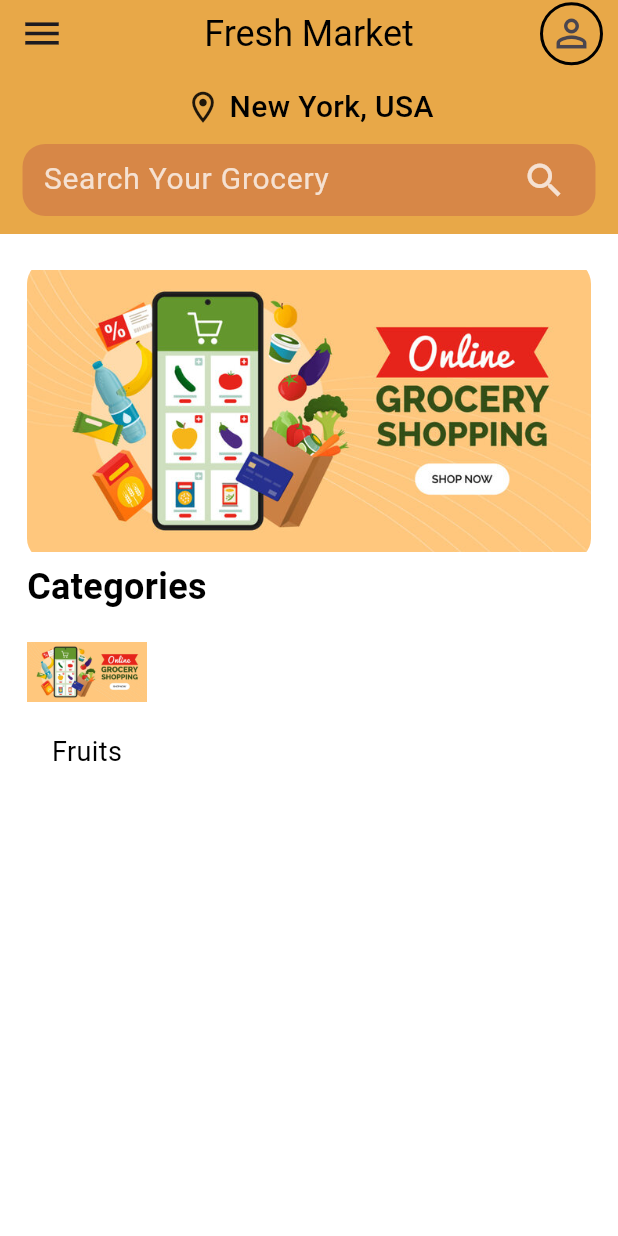
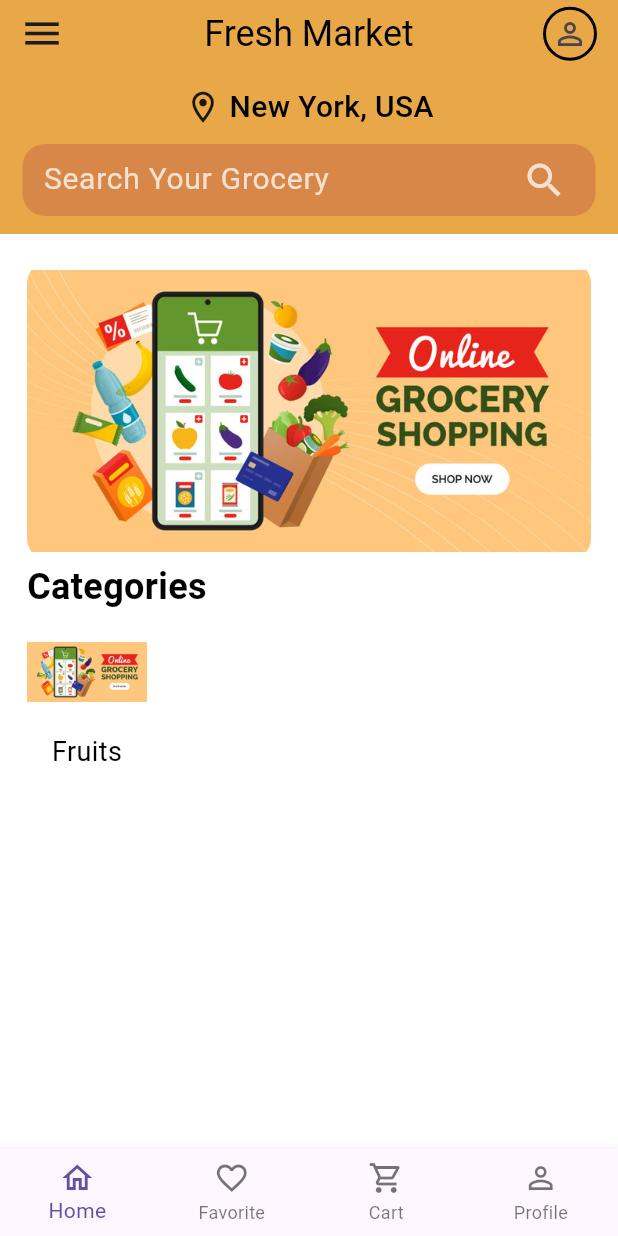
Before and after one commit to satyam044/Fresh-Market-App, a Flutter app: the screen it shows after launch, after a tap on "Sign In", on a phone screen of 412 x 824 dp. Run offline on Flutter 3.47's test engine with Material 3 defaults, Android fonts, the light colour scheme and no system bars.

Commit message:
Bottom Nav Bar

```diff
--- /dev/null
+++ b/lib/pages/cart_page.dart
@@ -0,0 +1,12 @@
+import 'package:flutter/material.dart';
+
+class CartPage extends StatelessWidget {
+  const CartPage({super.key});
+
+  @override
+  Widget build(BuildContext context) {
+    return Center(
+      child: Text('Cart Page'),
+    );
+  }
+}
--- /dev/null
+++ b/lib/pages/favorite_page.dart
@@ -0,0 +1,12 @@
+import 'package:flutter/material.dart';
+
+class FavoritePage extends StatelessWidget {
+  const FavoritePage({super.key});
+
+  @override
+  Widget build(BuildContext context) {
+    return Center(
+      child: Text('Favorite Page'),
+    );
+  }
+}
--- a/lib/pages/login_page.dart
+++ b/lib/pages/login_page.dart
@@ -1,7 +1,7 @@
 import 'package:flutter/material.dart';
-import 'package:fresh_market_app/pages/home_page.dart';
 import 'package:fresh_market_app/themes/theme_provider.dart';
 import 'package:fresh_market_app/widgets/UIhelper.dart';
+import 'package:fresh_market_app/widgets/bottom_nav_bar.dart';
 import 'package:provider/provider.dart';
 
 class LoginPage extends StatelessWidget {
@@ -63,7 +63,7 @@ class LoginPage extends StatelessWidget {
                             Navigator.pushReplacement(
                               context,
                               MaterialPageRoute(
-                                builder: (context) => HomePage(),
+                                builder: (context) => BottomNavBar(),
                               ),
                             );
                           },
--- /dev/null
+++ b/lib/pages/profile_page.dart
@@ -0,0 +1,12 @@
+import 'package:flutter/material.dart';
+
+class ProfilePage extends StatelessWidget {
+  const ProfilePage({super.key});
+
+  @override
+  Widget build(BuildContext context) {
+    return Center(
+      child: Text('Profile Page'),
+    );
+  }
+}
--- a/lib/widgets/app_bar_widget.dart
+++ b/lib/widgets/app_bar_widget.dart
@@ -21,15 +21,20 @@ class AppBarWidget extends StatelessWidget implements PreferredSizeWidget {
       ),
       centerTitle: true,
       actions: [
-        Padding(
-          padding: const EdgeInsets.only(right: 10),
-          child: Container(
-            padding: const EdgeInsets.all(4),
-            decoration: BoxDecoration(
-              border: Border.all(width: 2, color: Colors.black),
-              borderRadius: const BorderRadius.all(Radius.circular(50)),
+        GestureDetector(
+          onTap: () {
+
+          },
+          child: Padding(
+            padding: const EdgeInsets.only(right: 14),
+            child: Container(
+              padding: const EdgeInsets.all(4),
+              decoration: BoxDecoration(
+                border: Border.all(width: 2, color: Colors.black),
+                borderRadius: const BorderRadius.all(Radius.circular(50)),
+              ),
+              child: const Icon(Icons.person_outline, size: 24),
             ),
-            child: const Icon(Icons.person_outline, size: 30),
           ),
         ),
       ],
--- /dev/null
+++ b/lib/widgets/bottom_nav_bar.dart
@@ -0,0 +1,49 @@
+import 'package:flutter/material.dart';
+import 'package:fresh_market_app/pages/cart_page.dart';
+import 'package:fresh_market_app/pages/favorite_page.dart';
+import 'package:fresh_market_app/pages/home_page.dart';
+import 'package:fresh_market_app/pages/profile_page.dart';
+
+class BottomNavBar extends StatefulWidget {
+  const BottomNavBar({super.key});
+
+  @override
+  State<BottomNavBar> createState() => _BottomNavBarState();
+}
+
+class _BottomNavBarState extends State<BottomNavBar> {
+  int currentIndex = 0;
+  List<Widget> pages = [HomePage(), FavoritePage(), CartPage(), ProfilePage()];
+
+  @override
+  Widget build(BuildContext context) {
+    return Scaffold(
+      body: IndexedStack(index: currentIndex, children: pages),
+      bottomNavigationBar: BottomNavigationBar(
+        items: [
+          BottomNavigationBarItem(
+            icon: Icon(Icons.home_outlined),
+            label: "Home",
+          ),
+          BottomNavigationBarItem(
+            icon: Icon(Icons.favorite_outline),
+            label: "Favorite",
+          ),
+          BottomNavigationBarItem(
+            icon: Icon(Icons.shopping_cart_outlined),
+            label: "Cart",
+          ),
+          BottomNavigationBarItem(
+            icon: Icon(Icons.person_outline),
+            label: "Profile",
+          ),
+        ],
+        type: BottomNavigationBarType.fixed,
+        currentIndex: currentIndex,
+        onTap: (index) => setState(() {
+          currentIndex = index;
+        }),
+      ),
+    );
+  }
+}
```
